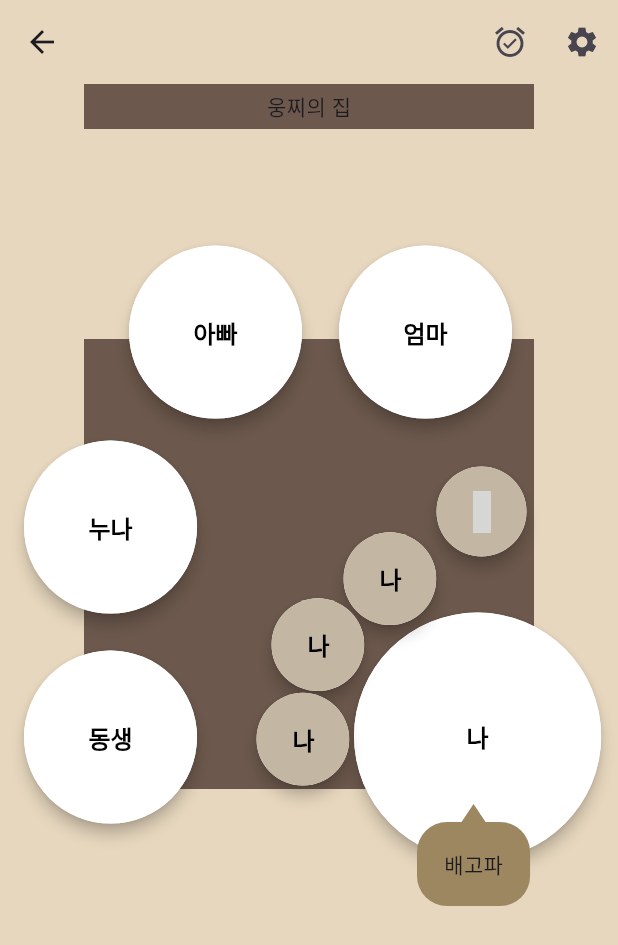
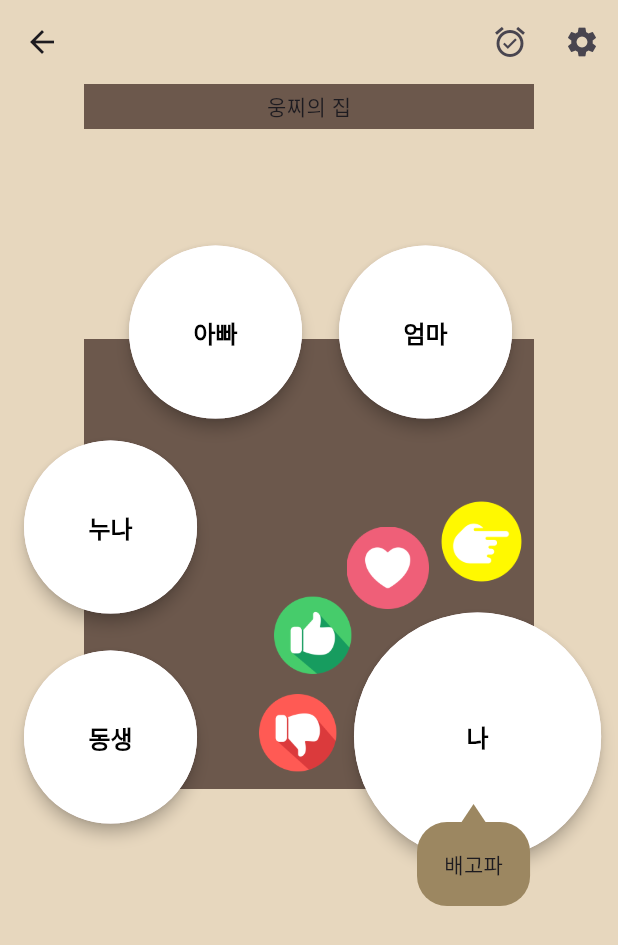
Before and after one commit to Fam-Story/fam-Story_frontend, a Flutter app: the HomePage screen opened directly, on a phone screen of 412 x 824 dp. Shown: the top 945 px of the screen. Run offline on Flutter 3.47's test engine with Material 2 defaults, Android fonts, the phone set to English and light mode, and no system bars; our stand-ins replace flutter_calendar_carousel, flutter_secure_storage, font_awesome_flutter; accounts and stored records are empty; grey boxes are pictures that could not be loaded.

Commit message:
:sparkles: Feat: add icons & change UI
feat: add 4 interaction icons

```diff
--- a/lib/main.dart
+++ b/lib/main.dart
@@ -1,5 +1,6 @@
 import 'package:fam_story_frontend/pages/family_create_page.dart';
 import 'package:fam_story_frontend/pages/family_join_page.dart';
+import 'package:fam_story_frontend/pages/home_page.dart';
 import 'package:fam_story_frontend/pages/role_page.dart';
 import 'package:flutter/material.dart';
 import 'package:fam_story_frontend/screens/loading_screen.dart'; // LoadingScreen import
--- a/lib/pages/home_page.dart
+++ b/lib/pages/home_page.dart
@@ -1,5 +1,6 @@
 import 'package:flutter/material.dart';
 import 'package:fam_story_frontend/style.dart';
+import 'package:font_awesome_flutter/font_awesome_flutter.dart';
 
 class HomePage extends StatelessWidget {
   const HomePage({super.key});
@@ -182,48 +183,68 @@ class _HomeBodyState extends State<HomeBody> {
                           size: 0.4, onTap: () {}, child: const Text("나")),
                     )),
 
-                //Communication button
+                //Interaction button
+
                 Positioned(
-                  top: 85,
-                  left: 235,
-                  child: SizedBox(
-                    height: 60,
-                    width: 60,
-                    child: InteractionButton(
-                      onTap: () {},
-                      child: Container(
-                        decoration: BoxDecoration(
-                          shape: BoxShape.circle,
-                          image: DecorationImage(
-                            image: AssetImage('assets/images/pointing.png'),
-                            fit: BoxFit.cover,
-                          ),
-                        ),
-                      ),
+                  top: 100,
+                  left: 230,
+                  child: GestureDetector(
+                    onTap: () {
+                      // 이미지를 탭했을 때의 동작을 여기에 추가
+                    },
+                    child: Image.asset(
+                      'assets/images/poke.png',
+                      fit: BoxFit.fill,
+                      width: 70, // 원하는 너비로 조절
+                      height: 70, // 원하는 높이로 조절
                     ),
                   ),
                 ),
                 Positioned(
-                    top: 98,
-                    left: 173,
-                    child: SizedBox(
-                      child: InteractionButton(
-                          onTap: () {}, child: const Text("나")),
-                    )),
+                  top: 125,
+                  left: 175,
+                  child: GestureDetector(
+                    onTap: () {
+                      // 이미지를 탭했을 때의 동작을 여기에 추가
+                    },
+                    child: Image.asset(
+                      'assets/images/heart.png',
+                      fit: BoxFit.fill,
+                      width: 55, // 원하는 너비로 조절
+                      height: 55, // 원하는 높이로 조절
+                    ),
+                  ),
+                ),
                 Positioned(
-                    top: 142,
-                    left: 125,
-                    child: SizedBox(
-                      child: InteractionButton(
-                          onTap: () {}, child: const Text("나")),
-                    )),
+                  top: 170,
+                  left: 125,
+                  child: GestureDetector(
+                    onTap: () {
+                      // 이미지를 탭했을 때의 동작을 여기에 추가
+                    },
+                    child: Image.asset(
+                      'assets/images/thumbup.png',
+                      fit: BoxFit.fill,
+                      width: 55, // 원하는 너비로 조절
+                      height: 55, // 원하는 높이로 조절
+                    ),
+                  ),
+                ),
                 Positioned(
-                    top: 205,
-                    left: 115,
-                    child: SizedBox(
-                      child: InteractionButton(
-                          onTap: () {}, child: const Text("나")),
-                    )),
+                  top: 235,
+                  left: 115,
+                  child: GestureDetector(
+                    onTap: () {
+                      // 이미지를 탭했을 때의 동작을 여기에 추가
+                    },
+                    child: Image.asset(
+                      'assets/images/thumbdown.png',
+                      fit: BoxFit.fill,
+                      width: 55, // 원하는 너비로 조절
+                      height: 55, // 원하는 높이로 조절
+                    ),
+                  ),
+                ),
 
                 //SpeechBubble
                 Positioned(
```
Also changed, not shown: assets/images/heart.png (added), assets/images/poke.png (added), assets/images/thumbdown.png (added), assets/images/thumbup.png (added).
